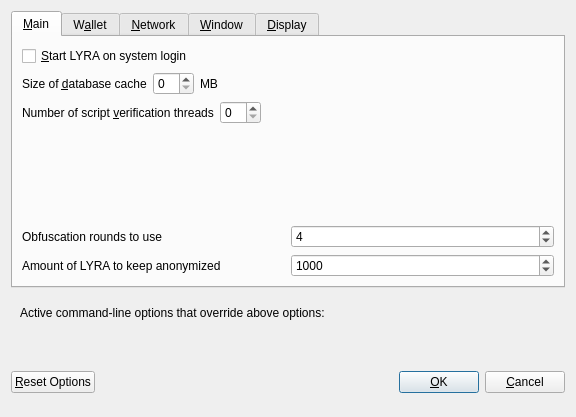
This is src/qt/forms/optionsdialog.ui in Test-Coin/scrypta as Qt 5 draws it before an edit. The edited form follows.
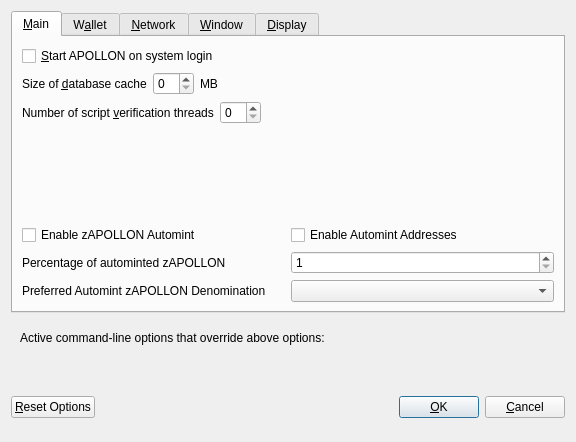
This is the edited form. Custom widgets are drawn as their Qt base class.

Patch:
```diff
--- a/src/qt/forms/optionsdialog.ui
+++ b/src/qt/forms/optionsdialog.ui
@@ -7,7 +7,7 @@
     <x>0</x>
     <y>0</y>
     <width>576</width>
-    <height>417</height>
+    <height>442</height>
    </rect>
   </property>
   <property name="windowTitle">
@@ -33,7 +33,7 @@
           <string>Automatically start LYRA after logging in to the system.</string>
          </property>
          <property name="text">
-          <string>&amp;Start LYRA on system login</string>
+          <string>&amp;Start APOLLON on system login</string>
          </property>
         </widget>
        </item>
@@ -131,73 +131,109 @@
         </spacer>
        </item>
        <item>
-        <layout class="QHBoxLayout" name="horizontalLayout_4_Main">
+        <widget class="QWidget" name="verticalZpivOptionsWidget" native="true">
+         <layout class="QVBoxLayout" name="verticalZpivOptionsLayout">
+          <property name="margin">
+           <number>0</number>
+          </property>
          <item>
-          <widget class="QLabel" name="label">
+           <layout class="QHBoxLayout" name="horizontalAutomintingLayout">
+            <item>
+             <widget class="QCheckBox" name="checkBoxZeromintEnable">
            <property name="toolTip">
-            <string>This setting determines the amount of individual masternodes that an input will be anonymized through.&lt;br/&gt;More rounds of anonymization gives a higher degree of privacy, but also costs more in fees.</string>
-           </property>
+               <string>Enable automatic minting of APOLLON units to zAPOLLON</string>
+              </property>
+              <property name="layoutDirection">
+               <enum>Qt::LeftToRight</enum>
+              </property>
            <property name="text">
-            <string>Obfuscation rounds to use</string>
+               <string>Enable zAPOLLON Automint</string>
            </property>
           </widget>
          </item>
          <item>
-          <widget class="QSpinBox" name="obfuscationRounds">
-           <property name="minimum">
-            <number>2</number>
-           </property>
-           <property name="maximum">
-            <number>8</number>
-           </property>
-           <property name="value">
-            <number>4</number>
+             <widget class="QCheckBox" name="checkBoxZeromintAddresses">
+              <property name="toolTip">
+               <string>Enable automatic zAPOLLON minting from specific addresses</string>
+              </property>
+              <property name="layoutDirection">
+               <enum>Qt::LeftToRight</enum>
+              </property>
+              <property name="text">
+               <string>Enable Automint Addresses</string>
            </property>
           </widget>
          </item>
         </layout>
        </item>
        <item>
-        <layout class="QHBoxLayout" name="horizontalLayout">
+           <layout class="QHBoxLayout" name="horizontalZmintPercentageLayout">
          <item>
-          <widget class="QLabel" name="label_2">
+             <widget class="QLabel" name="percentage_label">
            <property name="toolTip">
-            <string>This amount acts as a threshold to turn off Obfuscation once it's reached.</string>
-           </property>
-           <property name="statusTip">
-            <string notr="true"/>
-           </property>
-           <property name="whatsThis">
-            <string notr="true"/>
-           </property>
-           <property name="accessibleName">
-            <string notr="true"/>
-           </property>
-           <property name="accessibleDescription">
-            <string notr="true"/>
-           </property>
+               <string>Percentage of incoming APOLLON which get automatically converted to zAPOLLON via Zerocoin Protocol (min: 10%)</string>
+              </property>
+              <property name="text">
+               <string>Percentage of autominted zAPOLLON</string>
+              </property>
+             </widget>
+            </item>
+            <item>
+             <widget class="QSpinBox" name="zeromintPercentage">
+              <property name="minimum">
+               <number>1</number>
+              </property>
+              <property name="maximum">
+               <number>100</number>
+              </property>
+             </widget>
+            </item>
+           </layout>
+          </item>
+          <item>
+           <layout class="QHBoxLayout" name="horizontalLayout" stretch="0,0">
+            <property name="sizeConstraint">
+             <enum>QLayout::SetFixedSize</enum>
+            </property>
+            <item>
+             <widget class="QLabel" name="labelPreferredDenom">
+              <property name="maximumSize">
+               <size>
+                <width>16777215</width>
+                <height>16777215</height>
+               </size>
+              </property>
+              <property name="toolTip">
+               <string>Wait with automatic conversion to Zerocoin until enough APOLLON for this denomination is available</string>
+              </property>
            <property name="text">
-            <string>Amount of LYRA to keep anonymized</string>
+               <string>Preferred Automint zAPOLLON Denomination</string>
            </property>
           </widget>
          </item>
          <item>
-          <widget class="QSpinBox" name="anonymizeLyra">
-           <property name="minimum">
-            <number>100</number>
-           </property>
-           <property name="maximum">
-            <number>100000</number>
-           </property>
-           <property name="singleStep">
-            <number>100</number>
-           </property>
-           <property name="value">
-            <number>1000</number>
+             <widget class="QComboBox" name="preferredDenom">
+              <property name="maximumSize">
+               <size>
+                <width>16777215</width>
+                <height>27</height>
+               </size>
+              </property>
+              <property name="toolTip">
+               <string>Wait with automatic conversion to Zerocoin until enough APOLLON for this denomination is available</string>
+              </property>
+              <property name="maxVisibleItems">
+               <number>9</number>
+              </property>
+              <property name="maxCount">
+               <number>9</number>
            </property>
           </widget>
          </item>
         </layout>
+          </item>
+         </layout>
+        </widget>
        </item>
       </layout>
      </widget>
```
Left out of the diff: 98 changed lines with no effect on the pictures. Lines whose indentation alone changed are shown as unchanged.
